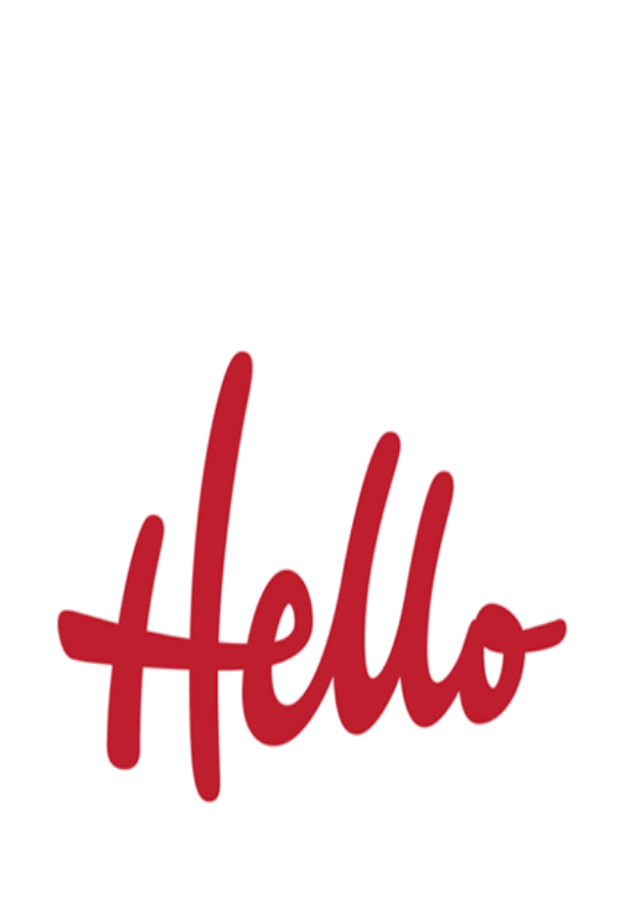
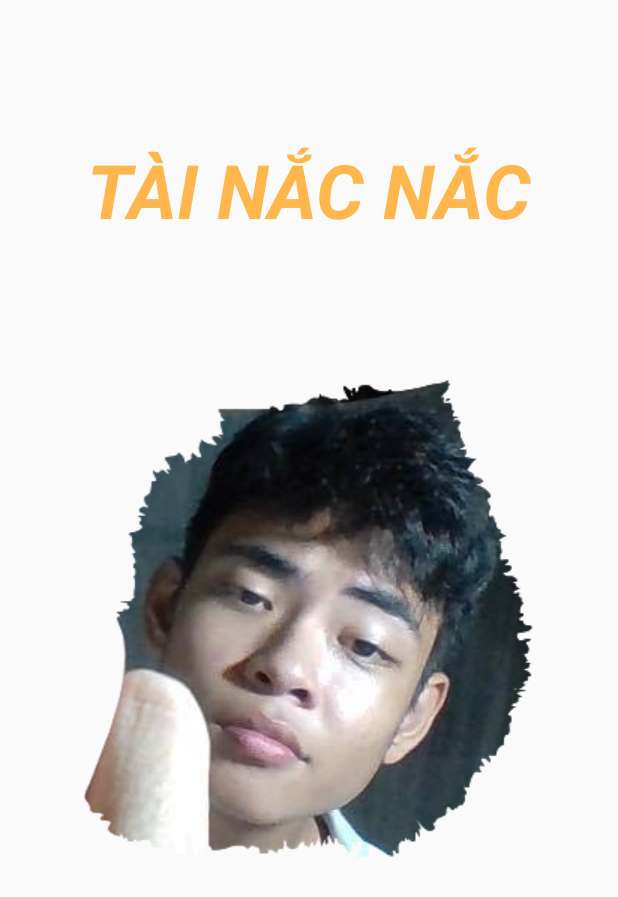
Before and after one commit to teamdvlp/Lazembo, an Android app: the layout activity_main.xml on its own in the app's theme, with its tools: preview values and no code run, on a phone screen of 412 x 824 dp. Shown: the top 897 px of the screen. Run offline under Robolectric (Android 15) with nearby library versions, the phone set to English and light mode, and no system bars.

Commit message:
chỉnh sửa lại intro View

```diff
--- a/app/src/main/java/com/example/dangminhtien/lazembo/Fragment/Account_Fragment.java
+++ b/app/src/main/java/com/example/dangminhtien/lazembo/Fragment/Account_Fragment.java
@@ -178,6 +178,7 @@ public class Account_Fragment extends Fragment {
         get_set_sanpham.on_getsanphams(new get_set_sanpham.get_sanphams() {
             @Override
             public void on_get_sanphams(ArrayList<Sanpham> sanphams) {
+                show_progressbar(true);
                 adapter_sp_account recyclerViewAdapter = new adapter_sp_account(getContext(), sanphams);
                 if (sanphams.size() != 0 && sanphams != null) {
                     if (!is_setAdapter) {
@@ -253,6 +254,8 @@ public class Account_Fragment extends Fragment {
                             txt_sdt_account.setText(khachhang.getSdt());
                             txt_email_account.setText(khachhang.getEmail());
                             add_adapter_to_recycle_sp_account();
+                            show_progressbar(false);
+
             }
         });
     }
--- a/app/src/main/java/com/example/dangminhtien/lazembo/Fragment/Houseware_Fragment.java
+++ b/app/src/main/java/com/example/dangminhtien/lazembo/Fragment/Houseware_Fragment.java
@@ -9,11 +9,6 @@ import android.view.ViewGroup;
 
 import com.example.dangminhtien.lazembo.R;
 
-
-/**
- * Created by phamf on 23-May-17.
- */
-
 public class Houseware_Fragment extends Fragment {
     View view;
 
--- a/app/src/main/java/com/example/dangminhtien/lazembo/Fragment/fragment_product.java
+++ b/app/src/main/java/com/example/dangminhtien/lazembo/Fragment/fragment_product.java
@@ -43,6 +43,7 @@ import java.util.ArrayList;
 import java.util.Arrays;
 import java.util.Calendar;
 import java.util.Date;
+import java.util.Iterator;
 import java.util.UUID;
 
 public class fragment_product extends Fragment implements get_set_sanpham.get_sanpham {
@@ -223,25 +224,30 @@ public class fragment_product extends Fragment implements get_set_sanpham.get_sa
     }
 
     private void transfer_and_move_phanloai_sp() {
-        get_set_sanpham uploadSanpham = new get_set_sanpham(getContext());
-        UUID uuid = new UUID(100000,1);
-        String masp = uuid.toString();
-        String path_image = uploadSanpham.upLoadImage(bitmaps_hinh_sp.get(0), "Sản phẩm/" + get_date_and_time());
-        path_hinh_sp.add(path_image);
+        add_path_image_to_arr();
         trasnfer_motasp fragment_motasp = new fragment_motasp();
         String text = fragment_motasp.transfer_text();
+        create_sanpham(text);
+        Intent intent = new Intent(getActivity(), activity_phan_loai_sp.class);
+        startActivity(intent);
+    }
+
+    private void create_sanpham(String text) {
         Sanpham.getInstance().setGiasp(Double.parseDouble(txt_gia.getText().toString()));
         Sanpham.getInstance().setGiaTruocKhiGiam(Double.parseDouble(txt_giap_truoc_khi_giam.getText().toString()));
         Sanpham.getInstance().setHinh(path_hinh_sp);
-
         Sanpham.getInstance().setIdsp(getActivity().getIntent().getStringExtra("uid")+ "+" + new Date().getTime());
         Sanpham.getInstance().setKichco(source_kichthuoc);
         Sanpham.getInstance().setMausac(source_mausac);
         Sanpham.getInstance().setMotachitietsp(text);
         Sanpham.getInstance().setRating(rb_rating.getRating());
         Sanpham.getInstance().setTensp(txt_ten_sp.getText().toString());
-        Intent intent = new Intent(getActivity(), activity_phan_loai_sp.class);
-        startActivity(intent);
+    }
+
+    private void add_path_image_to_arr () {
+        for (int i = 0; i < bitmaps_hinh_sp.size(); i ++) {
+            path_hinh_sp.add( "Sản phẩm/" +txt_ten_sp.getText().toString()+"/"+ get_date_and_time());
+        }
     }
 
     private ArrayList<String> get_array_dialog () {
--- a/app/src/main/java/com/example/dangminhtien/lazembo/activity/Cart.java
+++ b/app/src/main/java/com/example/dangminhtien/lazembo/activity/Cart.java
@@ -12,10 +12,6 @@ import com.example.dangminhtien.lazembo.R;
 import com.example.dangminhtien.lazembo.adapter.RecyclerViewAdapter;
 
 import java.util.ArrayList;
-
-/**
- * Created by phamf on 30-May-17.
- */
 
 public class Cart extends AppCompatActivity {
     Button btn_pay;
--- a/app/src/main/java/com/example/dangminhtien/lazembo/activity/activity_register.java
+++ b/app/src/main/java/com/example/dangminhtien/lazembo/activity/activity_register.java
@@ -71,7 +71,6 @@ public class activity_register extends AppCompatActivity {
                 startActivity(new Intent(activity_register.this, activity_login.class));
             }
         });
-        btn_register = (Button) findViewById(R.id.btn_register_register);
         btn_register.setOnClickListener(new View.OnClickListener() {
             @Override
             public void onClick(View view) {
@@ -96,7 +95,7 @@ public class activity_register extends AppCompatActivity {
         txt_HovaTen_register = (EditText) findViewById(R.id.txt_HovaTen_register);
         txt_sdt_register = (EditText) findViewById(R.id.txt_sdt_register);
         mProgressView = findViewById(R.id.register_progress);
-
+        btn_register = (Button) findViewById(R.id.btn_register_register);
     }
 
     private void get_text_from_edit_text () {
@@ -119,9 +118,10 @@ public class activity_register extends AppCompatActivity {
     }
 
     private boolean check_error () {
+
             boolean check_result = true;
             View focus_view = null;
-        if (check_result && check_error.check_email(email)) {
+        if (check_result && !check_error.check_email(email)) {
             txt_email_register.setError("Email phải chứa các ký tự: '@', '.', và có trên 5 ký tự");
             focus_view = txt_email_register;
             check_result =  false;
@@ -173,5 +173,4 @@ public class activity_register extends AppCompatActivity {
         mProgressView.setVisibility(show ? View.VISIBLE : View.GONE);
     }
 
-
 }
--- a/app/src/main/java/com/example/dangminhtien/lazembo/adapter/GridviewAdapter.java
+++ b/app/src/main/java/com/example/dangminhtien/lazembo/adapter/GridviewAdapter.java
@@ -11,10 +11,6 @@ import com.example.dangminhtien.lazembo.Model.*;
 import com.example.dangminhtien.lazembo.R;
 
 import java.util.ArrayList;
-
-/**
- * Created by phamf on 28-May-17.
- */
 
 public class GridviewAdapter extends BaseAdapter {
     ArrayList<com.example.dangminhtien.lazembo.Model.ProductInformationModel> list;
--- a/app/src/main/java/com/example/dangminhtien/lazembo/data/get_set_sanpham.java
+++ b/app/src/main/java/com/example/dangminhtien/lazembo/data/get_set_sanpham.java
@@ -66,7 +66,6 @@ StorageReference storageReference;
                 public void onSuccess(UploadTask.TaskSnapshot taskSnapshot) {
                     @SuppressWarnings("VisibleForTests")Uri url = taskSnapshot.getDownloadUrl();
                     upload_image.on_upload_image(url.toString());
-                    Toast.makeText(context, "Success", Toast.LENGTH_SHORT).show();
                 }
             });
 
--- a/app/src/main/res/layout/activity_main.xml
+++ b/app/src/main/res/layout/activity_main.xml
@@ -1,5 +1,5 @@
 <?xml version="1.0" encoding="utf-8"?>
-<android.support.v4.widget.DrawerLayout xmlns:app="http://schemas.android.com/apk/res-auto"
+<android.support.constraint.ConstraintLayout xmlns:app="http://schemas.android.com/apk/res-auto"
     xmlns:tools="http://schemas.android.com/tools"
     android:layout_height="match_parent"
     android:layout_width="match_parent"
@@ -9,33 +9,34 @@
     >
 
     <include
-        android:id="@+id/include"
-        layout="@layout/content_main_activity"
-        android:layout_width="match_parent"
-        android:layout_height="53dp"/>
+        layout="@layout/layout_introview"
+        android:layout_width="wrap_content"
+        android:layout_height="wrap_content"
+        android:layout_marginLeft="8dp"
+        app:layout_constraintLeft_toLeftOf="parent"
+        android:layout_marginRight="8dp"
+        app:layout_constraintRight_toRightOf="parent"
+        app:layout_constraintTop_toTopOf="parent"
+        android:layout_marginTop="8dp"
+        app:layout_constraintBottom_toBottomOf="parent"
+        android:layout_marginBottom="8dp"
+        android:id="@+id/include" />
 
-    <include
-        layout="@layout/layout_introview"
-        android:layout_width="match_parent"
-        android:layout_height="match_parent"/>
+    <TextView
+        android:id="@+id/textView9"
+        android:layout_width="wrap_content"
+        android:layout_height="wrap_content"
+        android:text="TÀI NẮC NẮC"
+        android:textSize="50sp"
+        android:textColor="@color/button_pay"
+        android:textStyle="bold|italic"
+        android:layout_marginLeft="8dp"
+        app:layout_constraintLeft_toLeftOf="parent"
+        android:layout_marginRight="8dp"
+        app:layout_constraintRight_toRightOf="parent"
+        app:layout_constraintTop_toTopOf="parent"
+        android:layout_marginTop="8dp"
+        android:layout_marginBottom="8dp"
+        app:layout_constraintBottom_toTopOf="@+id/include" />
 
-    <android.support.design.widget.NavigationView
-        android:id="@+id/nav_list_goods"
-        android:layout_width="wrap_content"
-        android:layout_height="match_parent"
-        android:layout_gravity="start"
-        android:fitsSystemWindows="true">
-
-    <ExpandableListView
-        android:id="@+id/explv_list_goods"
-        android:layout_width="match_parent"
-        android:layout_height="wrap_content"
-        android:listSelector="@color/colorPrimary"
-        >
-
-    </ExpandableListView>
-
-    </android.support.design.widget.NavigationView>
-
-
-</android.support.v4.widget.DrawerLayout>
+</android.support.constraint.ConstraintLayout>
--- a/app/src/main/res/layout/layout_introview.xml
+++ b/app/src/main/res/layout/layout_introview.xml
@@ -1,11 +1,14 @@
 <?xml version="1.0" encoding="utf-8"?>
 <LinearLayout xmlns:android="http://schemas.android.com/apk/res/android"
-    android:orientation="vertical" android:layout_width="match_parent"
-    android:layout_height="match_parent">
+    android:layout_width="wrap_content"
+    android:layout_height="wrap_content"
+    android:orientation="vertical">
+
     <ImageView
         android:id="@+id/img_introView"
-        android:layout_width="match_parent"
-        android:layout_height="match_parent"
-        android:background="@drawable/introview" />
+        android:layout_width="wrap_content"
+        android:layout_height="wrap_content"
+        android:layout_gravity="center"
+        android:background="@drawable/taichonac" />
 
 </LinearLayout>
```
Also changed, not shown: app/src/main/res/drawable/taichonac.png (added). Lines whose indentation alone changed are shown as unchanged.
